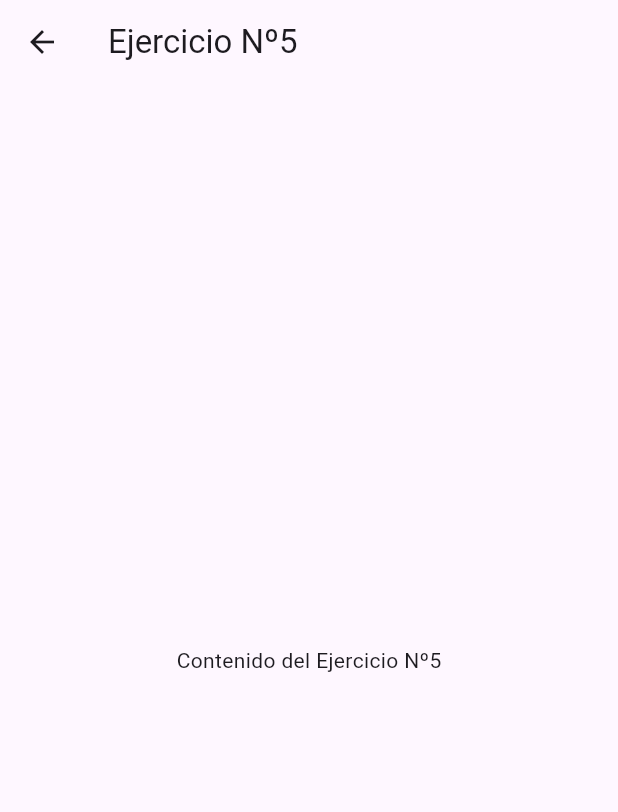
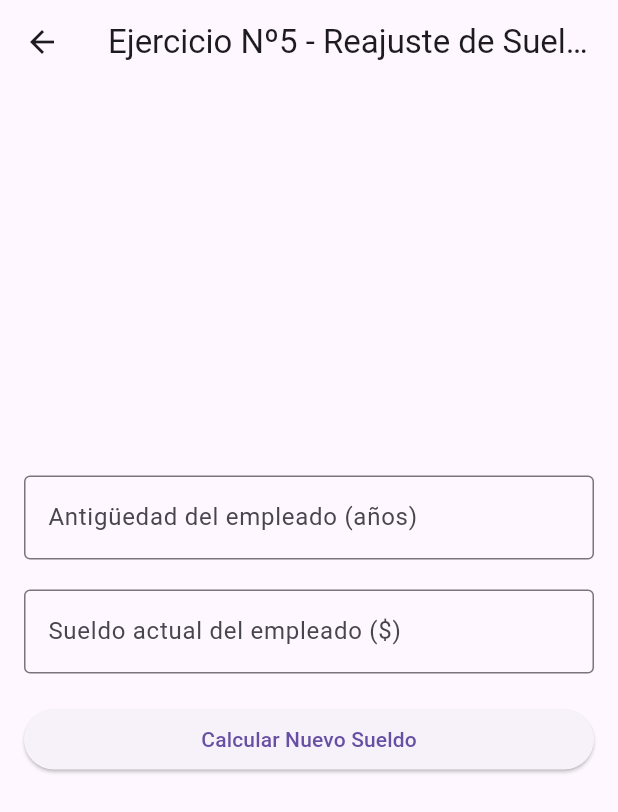
Before and after one commit to Jcnazate11/Moviles_Tarea1, a Flutter app: the Ejer5 screen opened directly, on a phone screen of 412 x 824 dp. Shown: the top 812 px of the screen. Run offline on Flutter 3.47's test engine with Material 3 defaults, Android fonts, the phone set to English and light mode, and no system bars.

Commit message:
Ejercicio 2 y 5

```diff
--- a/eje1_intercambio/lib/Paginas/Ejer5.dart
+++ b/eje1_intercambio/lib/Paginas/Ejer5.dart
@@ -1,14 +1,102 @@
 import 'package:flutter/material.dart';
 
-class Ejer5 extends StatelessWidget {
+class Ejer5 extends StatefulWidget {
+  @override
+  _Ejer5State createState() => _Ejer5State();
+}
+
+class _Ejer5State extends State<Ejer5> {
+  final TextEditingController _antiguedadController = TextEditingController();
+  final TextEditingController _sueldoController = TextEditingController();
+  String _resultado = '';
+
+  // Función para calcular el nuevo sueldo
+  void _calcularSueldo() {
+    // Validar que los valores sean mayores que 0
+    int antiguedad = int.tryParse(_antiguedadController.text) ?? 0;
+    double sueldoActual = double.tryParse(_sueldoController.text) ?? 0.0;
+
+    if (antiguedad <= 0 || sueldoActual <= 0) {
+      setState(() {
+        _resultado = 'Error: La antigüedad y el sueldo deben ser mayores a 0.';
+      });
+      return;
+    }
+
+    double sueldoExtra = 0;
+
+    // Calcular el reajuste según las condiciones
+    if (antiguedad < 10) {
+      if (sueldoActual <= 300000) {
+        sueldoExtra = sueldoActual * 0.12;  // 12% de reajuste
+      } else if (sueldoActual <= 500000) {
+        sueldoExtra = sueldoActual * 0.10;  // 10% de reajuste
+      } else {
+        sueldoExtra = sueldoActual * 0.08;  // 8% de reajuste
+      }
+    } else if (antiguedad <= 20) {
+      if (sueldoActual <= 300000) {
+        sueldoExtra = sueldoActual * 0.14;  // 14% de reajuste
+      } else if (sueldoActual <= 500000) {
+        sueldoExtra = sueldoActual * 0.12;  // 12% de reajuste
+      } else {
+        sueldoExtra = sueldoActual * 0.10;  // 10% de reajuste
+      }
+    } else {
+      sueldoExtra = sueldoActual * 0.15;  // 15% de reajuste para antigüedad >= 20
+    }
+
+    // Calcular el nuevo sueldo
+    double nuevoSueldo = sueldoActual + sueldoExtra;
+
+    // Actualizar el resultado
+    setState(() {
+      _resultado = 'El nuevo sueldo del empleado es: \$${nuevoSueldo.toStringAsFixed(2)}';
+    });
+  }
+
   @override
   Widget build(BuildContext context) {
     return Scaffold(
       appBar: AppBar(
-        title: Text('Ejercicio Nº5'),
+        title: Text('Ejercicio Nº5 - Reajuste de Sueldos'),
       ),
-      body: Center(
-        child: Text('Contenido del Ejercicio Nº5'),
+      body: Padding(
+        padding: const EdgeInsets.all(16.0),
+        child: Column(
+          mainAxisAlignment: MainAxisAlignment.center,
+          crossAxisAlignment: CrossAxisAlignment.stretch,
+          children: [
+            TextField(
+              controller: _antiguedadController,
+              keyboardType: TextInputType.number,
+              decoration: InputDecoration(
+                labelText: 'Antigüedad del empleado (años)',
+                border: OutlineInputBorder(),
+              ),
+            ),
+            SizedBox(height: 20),
+            TextField(
+              controller: _sueldoController,
+              keyboardType: TextInputType.number,
+              decoration: InputDecoration(
+                labelText: 'Sueldo actual del empleado (\$)',
+                border: OutlineInputBorder(),
+              ),
+            ),
+            SizedBox(height: 20),
+            ElevatedButton(
+              onPressed: _calcularSueldo,
+              child: Text('Calcular Nuevo Sueldo'),
+            ),
+            SizedBox(height: 20),
+            Text(
+              _resultado,
+              textAlign: TextAlign.center,
+              style: TextStyle(fontSize: 18, fontWeight: FontWeight.bold),
+            ),
+          ],
+        ),
       ),
     );
   }
```
Also changed, not shown: eje1_intercambio/lib/Paginas/Ejer2.dart (+66 -3 lines).
